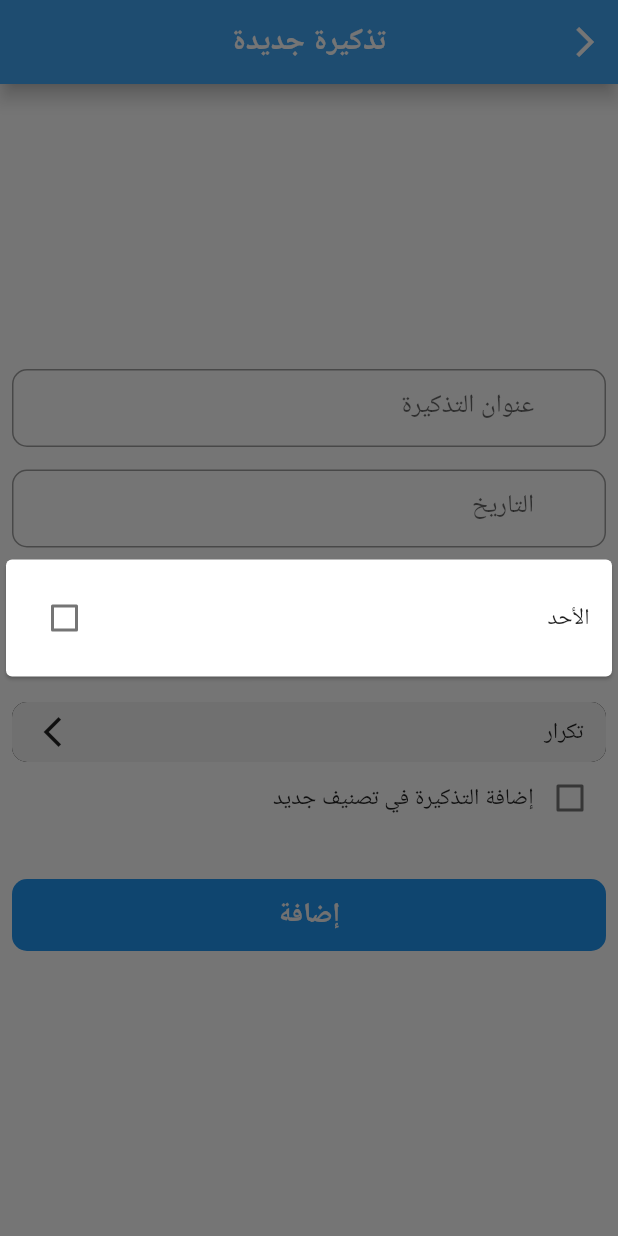
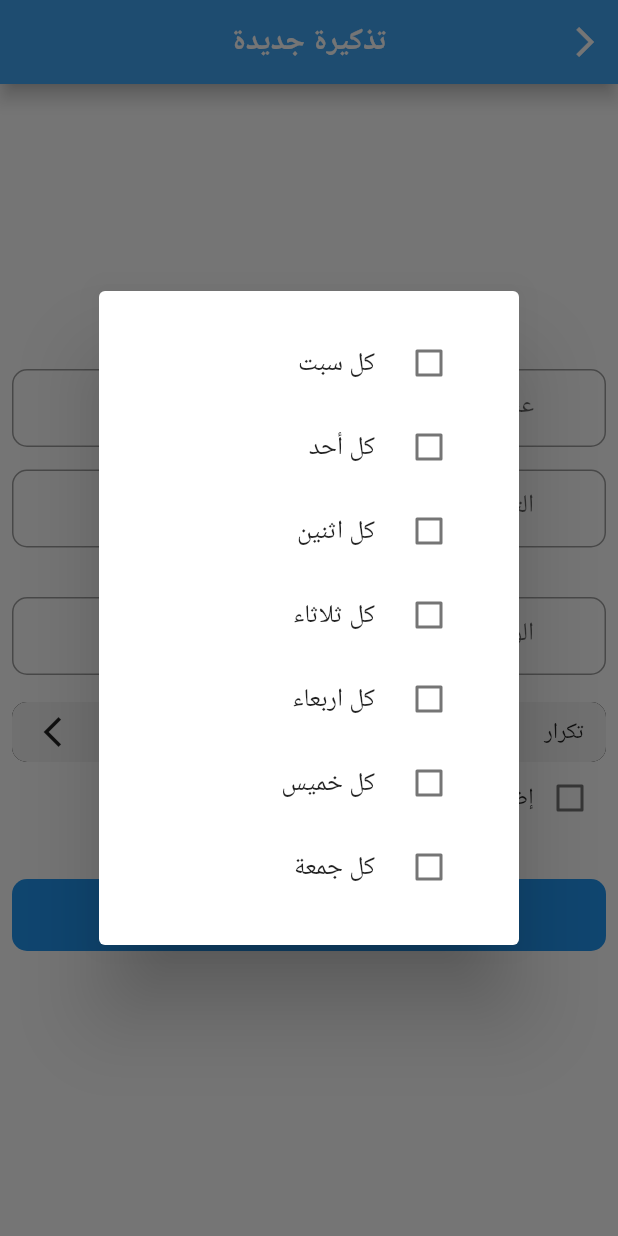
Before and after one commit to naifalharbi202/tasks_reminder, a Flutter app: the AddTaskScreen screen opened directly, after a tap on "تكرار", on a phone screen of 412 x 824 dp. Run offline on Flutter 3.47's test engine with Material 2 defaults, Android fonts, the phone set to English and light mode, and no system bars; our stand-ins replace awesome_notifications, bloc, cloud_firestore, conditional_builder_null_safety, dio, firebase_auth and 7 more; accounts and stored records are empty.

Commit message:
checkbox dialog

```diff
--- a/lib/layout/cubit/states.dart
+++ b/lib/layout/cubit/states.dart
@@ -11,6 +11,12 @@ class ChangeCheckState extends AppStates {}
 class ChangeCategoryState extends AppStates {}
 
 class ChangeRepeateCheckState extends AppStates {}
+
+class FillSelectedDaysSuccessState extends AppStates {}
+
+class AddSelectedDaysSuccessState extends AppStates {}
+
+class RemoveSelectedDaysSuccessState extends AppStates {}
 
 class AddPostSuccessState extends AppStates {}
 
--- a/lib/modules/add_task/add_task_screen.dart
+++ b/lib/modules/add_task/add_task_screen.dart
@@ -143,7 +143,7 @@ class AddTaskScreen extends StatelessWidget {
                               const SizedBox(
                                 height: 15.0,
                               ),
-                              Container(
+                              SizedBox(
                                 height: 70.0,
                                 child: defaultTextFormField(
                                     isNotEditalble: true,
@@ -200,35 +200,37 @@ class AddTaskScreen extends StatelessWidget {
                               ),
                               InkWell(
                                 onTap: () {
-                                  showDialog(
-                                      context: context,
-                                      builder: (context) => Center(
-                                            child: Card(
-                                              child: Column(
-                                                mainAxisSize: MainAxisSize.min,
-                                                children: [
-                                                  Padding(
-                                                    padding:
-                                                        const EdgeInsets.all(
-                                                            15.0),
-                                                    child: Row(
-                                                      children: [
-                                                        const Text('الأحد'),
-                                                        Spacer(),
-                                                        Checkbox(
-                                                            value: isRepeated,
-                                                            onChanged: (value) {
-                                                              return cubit
-                                                                  .changeRepeateCheck(
-                                                                      value);
-                                                            })
-                                                      ],
-                                                    ),
-                                                  )
-                                                ],
-                                              ),
-                                            ),
-                                          ));
+                                  funRepeate(context);
+
+                                  // showDialog(
+                                  //     context: context,
+                                  //     builder: (context) => Center(
+                                  //           child: Card(
+                                  //             child: Column(
+                                  //               mainAxisSize: MainAxisSize.min,
+                                  //               children: [
+                                  //                 Padding(
+                                  //                   padding:
+                                  //                       const EdgeInsets.all(
+                                  //                           15.0),
+                                  //                   child: Row(
+                                  //                     children: [
+                                  //                       const Text('الأحد'),
+                                  //                       Spacer(),
+                                  //                       Checkbox(
+                                  //                           value: isRepeated,
+                                  //                           onChanged: (value) {
+                                  //                             return cubit
+                                  //                                 .changeRepeateCheck(
+                                  //                                     value);
+                                  //                           })
+                                  //                     ],
+                                  //                   ),
+                                  //                 )
+                                  //               ],
+                                  //             ),
+                                  //           ),
+                                  //         ));
                                 },
                                 child: Container(
                                   decoration: BoxDecoration(
--- /dev/null
+++ b/lib/modules/dialoge/multi_select.dart
@@ -0,0 +1,53 @@
+import 'package:flutter/material.dart';
+import 'package:my_reminder/layout/cubit/cubit.dart';
+
+class MultiSelect extends StatefulWidget {
+  final List<String> items; // when we call this class we will pass a list
+  const MultiSelect({
+    Key? key,
+    required this.items,
+  }) : super(key: key);
+
+  @override
+  State<MultiSelect> createState() => _MultiSelectState();
+}
+
+class _MultiSelectState extends State<MultiSelect> {
+  //This method is triggered when checkbox is checked or unchecked
+  void itemChange(String itemValue, bool isSelected) {
+    setState(() {
+      if (isSelected) {
+        AppCubit.get(context).selectedItems.add(itemValue);
+        print('itemValue added is $itemValue');
+      } else {
+        AppCubit.get(context).selectedItems.remove(itemValue);
+        print('itemValue removed is $itemValue');
+      }
+    });
+  }
+
+// This method is called when cancel button is clicked
+  void cancelRepeate() {
+    Navigator.pop(context);
+  }
+
+  // This method is called when submit button is clicked
+  void submitRepeate() {
+    print(AppCubit.get(context).selectedItems);
+  }
+
+  @override
+  Widget build(BuildContext context) {
+    return AlertDialog(
+        content: SingleChildScrollView(
+            child: ListBody(
+      children: widget.items
+          .map((item) => CheckboxListTile(
+              value: AppCubit.get(context).selectedItems.contains(item),
+              title: Text(item),
+              controlAffinity: ListTileControlAffinity.leading,
+              onChanged: (isChecked) => itemChange(item, isChecked!)))
+          .toList(),
+    )));
+  }
+}
--- a/lib/shared/components/components.dart
+++ b/lib/shared/components/components.dart
@@ -1,6 +1,7 @@
 import 'package:flutter/material.dart';
 import 'package:fluttertoast/fluttertoast.dart';
 import 'package:my_reminder/layout/cubit/cubit.dart';
+import 'package:my_reminder/modules/dialoge/multi_select.dart';
 import 'package:my_reminder/modules/update_task/update_task_screen.dart';
 import 'package:my_reminder/shared/components/constants.dart';
 import 'package:share_plus/share_plus.dart';
@@ -350,4 +351,34 @@ Widget buildTaskItem(TaskModel model, context) => Padding(
       ),
     );
 
-        // List of colors for cards
+// List of colors for cards
+
+// Dialog function
+void funRepeate(context) async {
+  List<String> weekDays = [
+    'كل سبت',
+    'كل أحد',
+    'كل اثنين',
+    'كل ثلاثاء',
+    'كل اربعاء',
+    'كل خميس',
+    'كل جمعة',
+  ];
+
+  // This function will  be called on click. So on-click we will show a dialog
+  final List<String>? results = await showDialog(
+      context: context,
+      builder: (context) {
+        // Here we will return a list of items and checkboxes but since show dialog
+        // isn't stateful we need to create a statefull class and pass a list of strings
+        // in the constructor
+
+        return MultiSelect(items: weekDays);
+      });
+
+  //Update UI
+  if (results != null) {
+    // set state
+    AppCubit.get(context).fillSelectedDays(results);
+  }
+}
```
Also changed, not shown: lib/layout/cubit/cubit.dart (+17 -0 lines), lib/modules/dialoge/my_dialoge.dart (added, +85 -0 lines).
